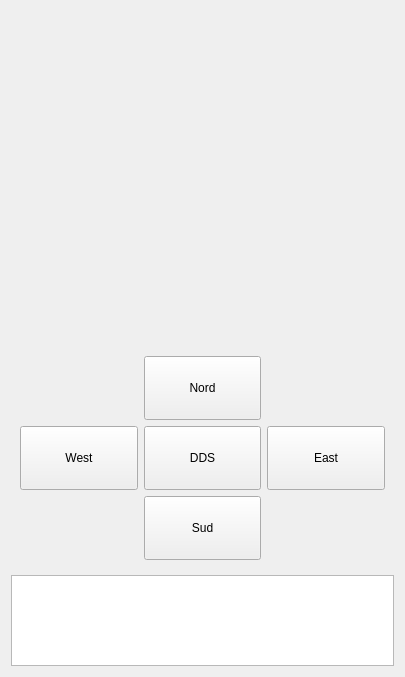
Before: the Qt Designer form DDS_VIDEO_APP/bridgeUiVideoDDS.ui in xmarduel/bridge_deal_dds, drawn with Qt 5.
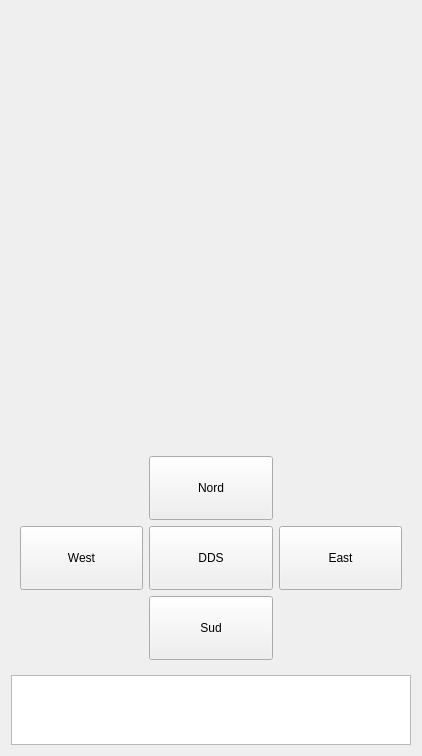
After: the same form once the commit is applied. Custom widgets are drawn as their Qt base class.

Diff of the .ui file:
```diff
--- a/DDS_VIDEO_APP/bridgeUiVideoDDS.ui
+++ b/DDS_VIDEO_APP/bridgeUiVideoDDS.ui
@@ -6,32 +6,32 @@
    <rect>
     <x>0</x>
     <y>0</y>
-    <width>405</width>
-    <height>677</height>
+    <width>418</width>
+    <height>752</height>
    </rect>
   </property>
   <property name="minimumSize">
    <size>
     <width>0</width>
-    <height>24</height>
+    <height>0</height>
    </size>
   </property>
   <property name="windowTitle">
    <string>Form</string>
   </property>
-  <layout class="QVBoxLayout" name="verticalLayout" stretch="1,0,0,0">
+  <layout class="QVBoxLayout" name="verticalLayout" stretch="0,0,0,0">
    <item>
     <widget class="QWidget" name="VideoViewContainer" native="true">
      <property name="sizePolicy">
-      <sizepolicy hsizetype="Preferred" vsizetype="Expanding">
+      <sizepolicy hsizetype="Preferred" vsizetype="Preferred">
        <horstretch>0</horstretch>
        <verstretch>0</verstretch>
       </sizepolicy>
      </property>
      <property name="minimumSize">
       <size>
-       <width>100</width>
-       <height>300</height>
+       <width>400</width>
+       <height>400</height>
       </size>
      </property>
      <layout class="QVBoxLayout" name="verticalLayout_4">
```
